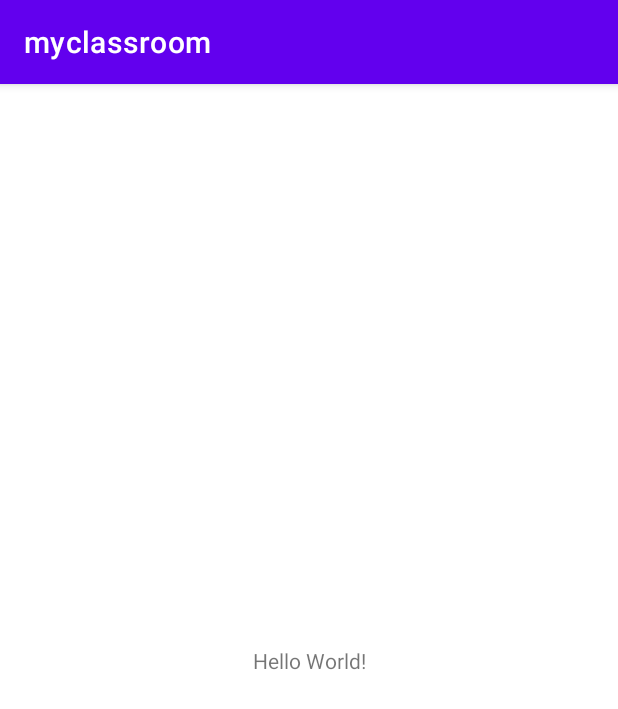
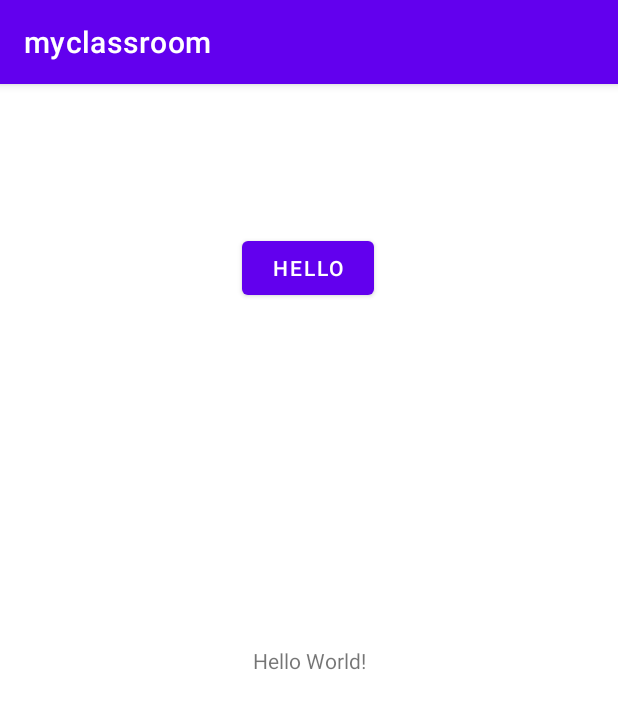
Before and after one commit to atulanand26/myclassroom, an Android app: the screen it shows after launch (MainActivity), on a phone screen of 412 x 824 dp. Shown: the top 709 px of the screen. Run offline under Robolectric (Android 15) with nearby library versions, the phone set to English and light mode, and no system bars.

```diff
--- a/myclassroom/app/src/main/res/layout/activity_main.xml
+++ b/myclassroom/app/src/main/res/layout/activity_main.xml
@@ -7,6 +7,7 @@
     tools:context=".MainActivity">
 
     <TextView
+        android:id="@+id/textView"
         android:layout_width="wrap_content"
         android:layout_height="wrap_content"
         android:text="Hello World!"
@@ -15,4 +16,16 @@
         app:layout_constraintRight_toRightOf="parent"
         app:layout_constraintTop_toTopOf="parent" />
 
+    <Button
+        android:id="@+id/button"
+        android:layout_width="wrap_content"
+        android:layout_height="wrap_content"
+        android:text="Hello"
+        app:layout_constraintBottom_toBottomOf="parent"
+        app:layout_constraintEnd_toEndOf="parent"
+        app:layout_constraintHorizontal_bias="0.498"
+        app:layout_constraintStart_toStartOf="parent"
+        app:layout_constraintTop_toTopOf="parent"
+        app:layout_constraintVertical_bias="0.137" />
+
 </androidx.constraintlayout.widget.ConstraintLayout>
```
